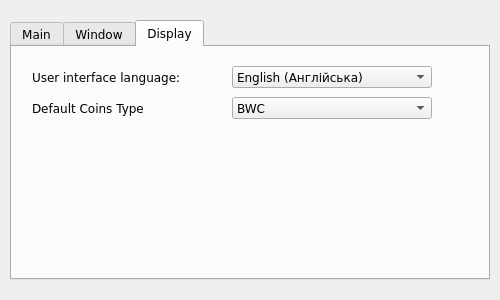
Old version of the form client/gui/settings_form.ui in the repository TemplateName56/Blockchain_Wallet.
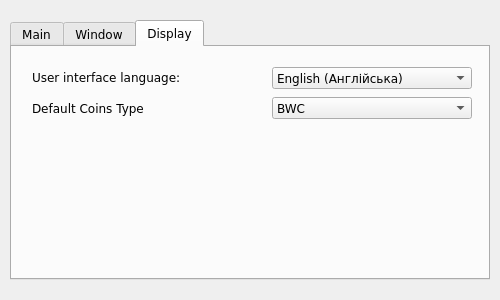
New version of the form. The open tabs and pages were chosen to show the change.

What changed in the file:
```diff
--- a/client/gui/settings_form.ui
+++ b/client/gui/settings_form.ui
@@ -81,7 +81,7 @@
       <rect>
        <x>20</x>
        <y>20</y>
-       <width>160</width>
+       <width>231</width>
        <height>20</height>
       </rect>
      </property>
@@ -98,8 +98,8 @@
     <widget class="QComboBox" name="languagesBox">
      <property name="geometry">
       <rect>
-       <x>220</x>
-       <y>19</y>
+       <x>260</x>
+       <y>20</y>
        <width>200</width>
        <height>22</height>
       </rect>
@@ -125,7 +125,7 @@
       <rect>
        <x>20</x>
        <y>51</y>
-       <width>160</width>
+       <width>231</width>
        <height>20</height>
       </rect>
      </property>
@@ -142,7 +142,7 @@
     <widget class="QComboBox" name="defaultCoinsTypeCB">
      <property name="geometry">
       <rect>
-       <x>220</x>
+       <x>260</x>
        <y>50</y>
        <width>200</width>
        <height>22</height>
```
Left out of the diff: 4 changed lines with no effect on the pictures.
